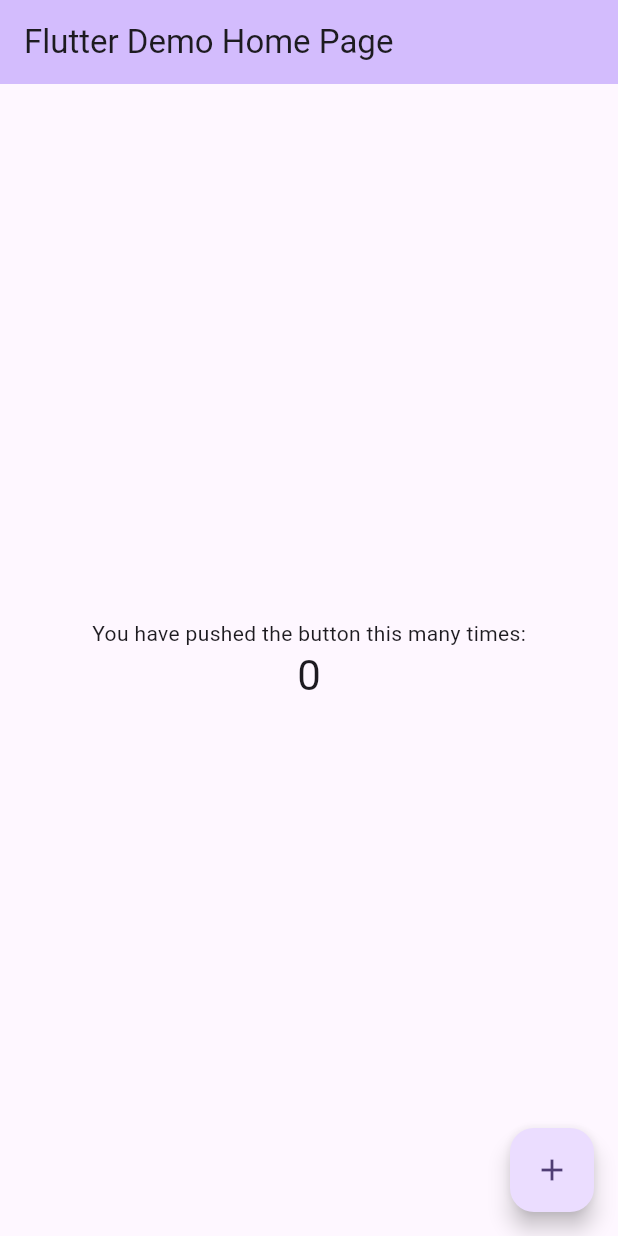
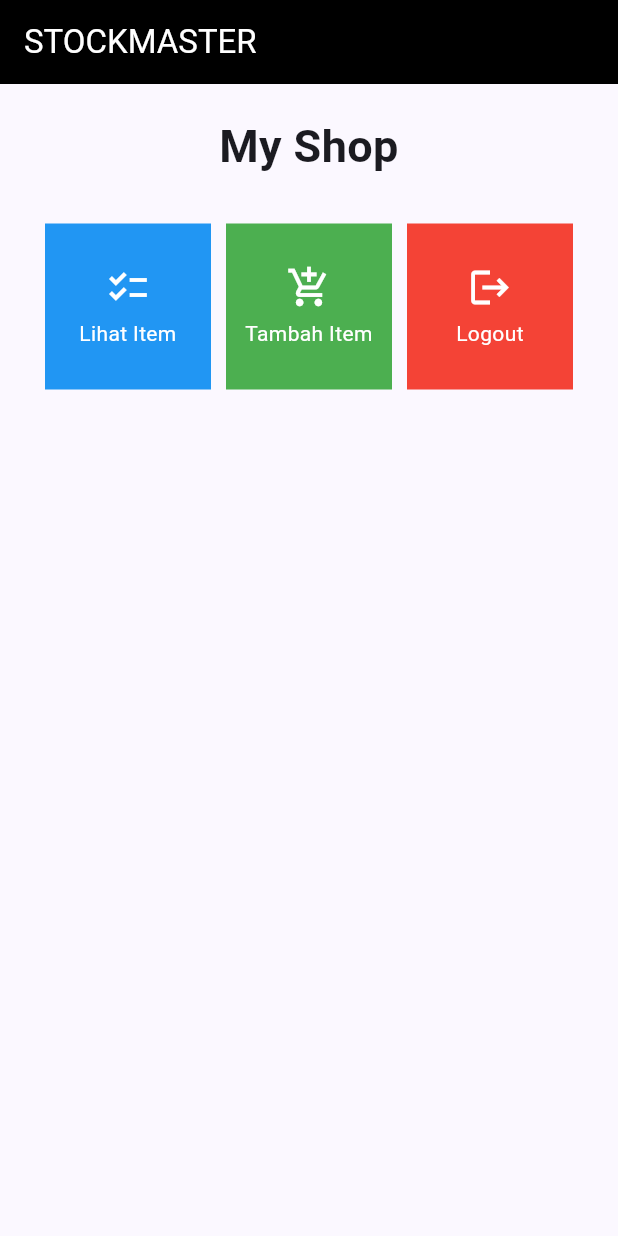
Before and after one commit to gilbertsng/stockmaster-mobile, a Flutter app: the screen it shows after launch, on a phone screen of 412 x 824 dp. Run offline on Flutter 3.47's test engine with Material 2 defaults, Android fonts, the phone set to English and light mode, and no system bars.

Commit message:
progres tugas 7

```diff
--- a/lib/main.dart
+++ b/lib/main.dart
@@ -1,4 +1,5 @@
 import 'package:flutter/material.dart';
+import 'package:stockmaster/menu.dart';
 
 void main() {
   runApp(const MyApp());
@@ -28,98 +29,10 @@ class MyApp extends StatelessWidget {
         //
         // This works for code too, not just values: Most code changes can be
         // tested with just a hot reload.
-        colorScheme: ColorScheme.fromSeed(seedColor: Colors.deepPurple),
+        colorScheme: ColorScheme.fromSeed(seedColor: Colors.indigo),
         useMaterial3: true,
       ),
-      home: const MyHomePage(title: 'Flutter Demo Home Page'),
+      home: MyHomePage(),
     );
   }
 }
-
-class MyHomePage extends StatefulWidget {
-  const MyHomePage({super.key, required this.title});
-
-  // This widget is the home page of your application. It is stateful, meaning
-  // that it has a State object (defined below) that contains fields that affect
-  // how it looks.
-
-  // This class is the configuration for the state. It holds the values (in this
-  // case the title) provided by the parent (in this case the App widget) and
-  // used by the build method of the State. Fields in a Widget subclass are
-  // always marked "final".
-
-  final String title;
-
-  @override
-  State<MyHomePage> createState() => _MyHomePageState();
-}
-
-class _MyHomePageState extends State<MyHomePage> {
-  int _counter = 0;
-
-  void _incrementCounter() {
-    setState(() {
-      // This call to setState tells the Flutter framework that something has
-      // changed in this State, which causes it to rerun the build method below
-      // so that the display can reflect the updated values. If we changed
-      // _counter without calling setState(), then the build method would not be
-      // called again, and so nothing would appear to happen.
-      _counter++;
-    });
-  }
-
-  @override
-  Widget build(BuildContext context) {
-    // This method is rerun every time setState is called, for instance as done
-    // by the _incrementCounter method above.
-    //
-    // The Flutter framework has been optimized to make rerunning build methods
-    // fast, so that you can just rebuild anything that needs updating rather
-    // than having to individually change instances of widgets.
-    return Scaffold(
-      appBar: AppBar(
-        // TRY THIS: Try changing the color here to a specific color (to
-        // Colors.amber, perhaps?) and trigger a hot reload to see the AppBar
-        // change color while the other colors stay the same.
-        backgroundColor: Theme.of(context).colorScheme.inversePrimary,
-        // Here we take the value from the MyHomePage object that was created by
-        // the App.build method, and use it to set our appbar title.
-        title: Text(widget.title),
-      ),
-      body: Center(
-        // Center is a layout widget. It takes a single child and positions it
-        // in the middle of the parent.
-        child: Column(
-          // Column is also a layout widget. It takes a list of children and
-          // arranges them vertically. By default, it sizes itself to fit its
-          // children horizontally, and tries to be as tall as its parent.
-          //
-          // Column has various properties to control how it sizes itself and
-          // how it positions its children. Here we use mainAxisAlignment to
-          // center the children vertically; the main axis here is the vertical
-          // axis because Columns are vertical (the cross axis would be
-          // horizontal).
-          //
-          // TRY THIS: Invoke "debug painting" (choose the "Toggle Debug Paint"
-          // action in the IDE, or press "p" in the console), to see the
-          // wireframe for each widget.
-          mainAxisAlignment: MainAxisAlignment.center,
-          children: <Widget>[
-            const Text(
-              'You have pushed the button this many times:',
-            ),
-            Text(
-              '$_counter',
-              style: Theme.of(context).textTheme.headlineMedium,
-            ),
-          ],
-        ),
-      ),
-      floatingActionButton: FloatingActionButton(
-        onPressed: _incrementCounter,
-        tooltip: 'Increment',
-        child: const Icon(Icons.add),
-      ), // This trailing comma makes auto-formatting nicer for build methods.
-    );
-  }
-}
--- /dev/null
+++ b/lib/menu.dart
@@ -0,0 +1,113 @@
+import 'package:flutter/material.dart';
+
+class MyHomePage extends StatelessWidget {
+    MyHomePage({Key? key}) : super(key: key);
+    final List<ShopItem> items = [
+    ShopItem("Lihat Item", Icons.checklist, Colors.blue), // Warna untuk Lihat Item
+    ShopItem("Tambah Item", Icons.add_shopping_cart, Colors.green), // Warna untuk Tambah Item
+    ShopItem("Logout", Icons.logout, Colors.red), // Warna untuk Logout
+];
+
+    @override
+    Widget build(BuildContext context) {
+        return Scaffold(
+      appBar: AppBar(
+        title: const Text(
+          'STOCKMASTER',
+        ),
+        backgroundColor: Colors.black,
+        foregroundColor: Colors.white,
+      ),
+      body: SingleChildScrollView(
+        // Widget wrapper yang dapat discroll
+        child: Padding(
+          padding: const EdgeInsets.all(10.0), // Set padding dari halaman
+          child: Column(
+            // Widget untuk menampilkan children secara vertikal
+            children: <Widget>[
+              const Padding(
+                padding: EdgeInsets.only(top: 10.0, bottom: 10.0),
+                // Widget Text untuk menampilkan tulisan dengan alignment center dan style yang sesuai
+                child: Text(
+                  'My Shop', // Text yang menandakan toko
+                  textAlign: TextAlign.center,
+                  style: TextStyle(
+                    fontSize: 30,
+                    fontWeight: FontWeight.bold,
+                  ),
+                ),
+              ),
+              // Grid layout
+              GridView.count(
+                // Container pada card kita.
+                primary: true,
+                padding: const EdgeInsets.all(20),
+                crossAxisSpacing: 10,
+                mainAxisSpacing: 10,
+                crossAxisCount: 3,
+                shrinkWrap: true,
+                children: items.map((ShopItem item) {
+                  // Iterasi untuk setiap item
+                  return ShopCard(item);
+                }).toList(),
+              ),
+            ],
+          ),
+        ),
+      ),
+    );
+    }
+}
+
+class ShopItem {
+  final String name;
+  final IconData icon;
+  final Color color; // Menambahkan properti warna
+
+  ShopItem(this.name, this.icon, this.color);
+}
+
+class ShopCard extends StatelessWidget {
+  final ShopItem item;
+
+  const ShopCard(this.item, {super.key}); // Constructor
+
+  @override
+  Widget build(BuildContext context) {
+    return Material(
+      color: item.color,
+      child: InkWell(
+        // Area responsive terhadap sentuhan
+        onTap: () {
+          // Memunculkan SnackBar ketika diklik
+          ScaffoldMessenger.of(context)
+            ..hideCurrentSnackBar()
+            ..showSnackBar(SnackBar(
+                content: Text("Kamu telah menekan tombol ${item.name}!")));
+        },
+        child: Container(
+          // Container untuk menyimpan Icon dan Text
+          padding: const EdgeInsets.all(8),
+          child: Center(
+            child: Column(
+              mainAxisAlignment: MainAxisAlignment.center,
+              children: [
+                Icon(
+                  item.icon,
+                  color: Colors.white,
+                  size: 30.0,
+                ),
+                const Padding(padding: EdgeInsets.all(3)),
+                Text(
+                  item.name,
+                  textAlign: TextAlign.center,
+                  style: const TextStyle(color: Colors.white),
+                ),
+              ],
+            ),
+          ),
+        ),
+      ),
+    );
+  }
+}
```
